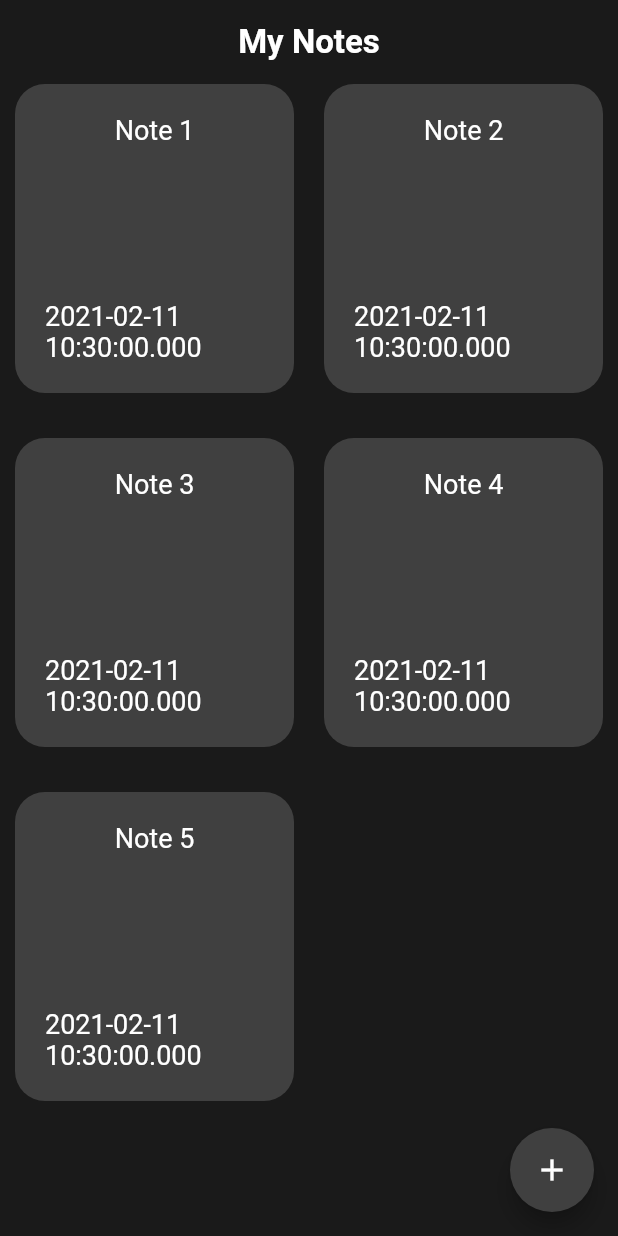
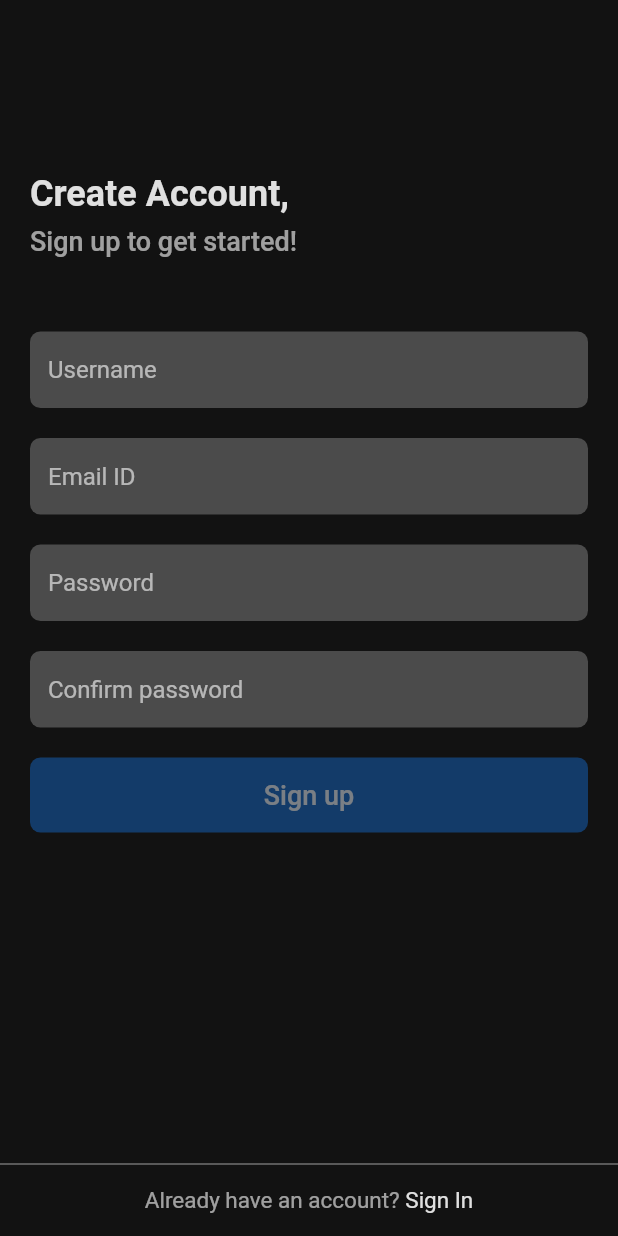
Before and after one commit to JashanPuri/AlanNotes, a Flutter app: the screen it shows after launch, on a phone screen of 412 x 824 dp. Run offline on Flutter 3.47's test engine with Material 2 defaults, Android fonts, the phone set to English and light mode, and no system bars.

Commit message:
sign up page

```diff
--- /dev/null
+++ b/lib/auth/sign_up_screen.dart
@@ -0,0 +1,127 @@
+import 'package:alan_notes_app/widgets/alternate_auth_selector_button.dart';
+import 'package:flutter/material.dart';
+
+import '../constants.dart';
+import '../widgets/custom_text_field.dart';
+import '../widgets/custom_flat_button.dart';
+
+class SignUpScreen extends StatefulWidget {
+  @override
+  _SignUpScreenState createState() => _SignUpScreenState();
+}
+
+class _SignUpScreenState extends State<SignUpScreen> {
+  String _username = '';
+  String _email = '';
+  String _password = '';
+  String _confirmPassword = '';
+
+  bool get isButtonEnabled {
+    return _username.isNotEmpty &&
+        _email.isNotEmpty &&
+        _password.isNotEmpty &&
+        _confirmPassword.isNotEmpty;
+  }
+
+  @override
+  Widget build(BuildContext context) {
+    return Scaffold(
+      backgroundColor: themeColor,
+      body: Column(
+        children: [
+          Expanded(
+            child: SingleChildScrollView(
+              padding: EdgeInsets.symmetric(horizontal: 20, vertical: 15),
+              child: Form(
+                child: Column(
+                  crossAxisAlignment: CrossAxisAlignment.start,
+                  children: [
+                    SizedBox(height: 100),
+                    Text(
+                      'Create Account,',
+                      style: TextStyle(
+                        fontSize: 24,
+                        fontWeight: FontWeight.w600,
+                        color: white1,
+                      ),
+                      maxLines: 2,
+                      overflow: TextOverflow.ellipsis,
+                    ),
+                    SizedBox(height: 7),
+                    Text(
+                      'Sign up to get started!',
+                      style: TextStyle(
+                        fontSize: 18,
+                        fontWeight: FontWeight.w500,
+                        color: medEmphasisTextColor,
+                      ),
+                      maxLines: 2,
+                      overflow: TextOverflow.ellipsis,
+                    ),
+                    SizedBox(height: 40),
+                    CustomTextField(
+                      hintText: 'Username',
+                      onChanged: (value) {
+                        setState(() {
+                          _username = value;
+                        });
+                      },
+                    ),
+                    CustomTextField(
+                      hintText: 'Email ID',
+                      onChanged: (value) {
+                        setState(() {
+                          _email = value;
+                        });
+                      },
+                    ),
+                    CustomTextField(
+                      hintText: 'Password',
+                      obscureText: true,
+                      onChanged: (value) {
+                        setState(() {
+                          _password = value;
+                        });
+                      },
+                    ),
+                    CustomTextField(
+                      hintText: 'Confirm password',
+                      obscureText: true,
+                      onChanged: (value) {
+                        setState(() {
+                          _confirmPassword = value;
+                        });
+                      },
+                    ),
+                    Opacity(
+                      opacity: isButtonEnabled ? 1 : 0.5,
+                      child: CustomFlatButton(
+                        onTap: isButtonEnabled
+                            ? () {
+                                print(_username);
+                                print(_email);
+                                print(_password);
+                                print(_confirmPassword);
+                              }
+                            : null,
+                      ),
+                    )
+                  ],
+                ),
+              ),
+            ),
+          ),
+          Divider(
+            color: medEmphasisTextColor,
+            height: 0,
+          ),
+          AlternateAuthSelectorButton(
+            onTap: () {},
+            text1: "Already have an account? ",
+            text2: "Sign In",
+          )
+        ],
+      ),
+    );
+  }
+}
--- a/lib/constants.dart
+++ b/lib/constants.dart
@@ -1,8 +1,11 @@
 import 'package:flutter/material.dart';
 
-const themeColor = Color.fromRGBO(26, 26, 26, 1);
+// const themeColor = Color.fromRGBO(26, 26, 26, 1);
+const themeColor = Color.fromRGBO(18, 18, 18, 1);
 const accentColor = Color.fromRGBO(64, 64, 64, 1);
-const white1 = Color.fromRGBO(255, 255, 255, 1);
+const white1 = Color.fromRGBO(255, 255, 255, 0.87);
+const medEmphasisTextColor = Colors.white60;
+
 
 Widget textWidget(
     {text, fontsize = 18.0, fontweight = FontWeight.normal, color}) {
--- a/lib/main.dart
+++ b/lib/main.dart
@@ -1,5 +1,6 @@
 import 'package:flutter/material.dart';
-import './dashboard.dart';
+import 'screens/dashboard.dart';
+import './auth/sign_up_screen.dart';
 
 void main() {
   runApp(MyApp());
@@ -15,7 +16,8 @@ class MyApp extends StatelessWidget {
         //primarySwatch: Colors.black,
         visualDensity: VisualDensity.adaptivePlatformDensity,
       ),
-      home: DashBoard(),
+      // home: DashBoard(),
+      home: SignUpScreen(),
     );
   }
 }
--- a/lib/dashboard.dart
+++ b/lib/screens/dashboard.dart
@@ -1,7 +1,7 @@
 import 'package:flutter/material.dart';
-import './constants.dart';
-import './models.dart';
-import './grid_item.dart';
+import '../constants.dart';
+import '../models/models.dart';
+import '../widgets/grid_item.dart';
 
 class DashBoard extends StatelessWidget {
   final dummyData = [
--- /dev/null
+++ b/lib/widgets/alternate_auth_selector_button.dart
@@ -0,0 +1,44 @@
+import 'package:flutter/material.dart';
+
+import '../constants.dart';
+
+class AlternateAuthSelectorButton extends StatelessWidget {
+
+  final String text1, text2;
+  final Function onTap;
+
+  AlternateAuthSelectorButton({this.onTap, this.text1, this.text2});
+
+  @override
+  Widget build(BuildContext context) {
+    return Padding(
+      padding: const EdgeInsets.symmetric(horizontal: 10),
+      child: FlatButton(
+        minWidth: double.infinity,
+        padding: EdgeInsets.symmetric(vertical: 12),
+        highlightColor: Colors.transparent,
+        onPressed: () {},
+        child: RichText(
+          text: TextSpan(
+            children: [
+              TextSpan(
+                text: text1,
+                style: TextStyle(
+                  color: medEmphasisTextColor,
+                  fontSize: 15,
+                ),
+              ),
+              TextSpan(
+                text: text2,
+                style: TextStyle(
+                  color: white1,
+                  fontSize: 15,
+                ),
+              ),
+            ],
+          ),
+        ),
+      ),
+    );
+  }
+}
--- /dev/null
+++ b/lib/widgets/custom_flat_button.dart
@@ -0,0 +1,33 @@
+import 'package:flutter/material.dart';
+
+import '../constants.dart';
+
+class CustomFlatButton extends StatelessWidget {
+  final String titleText;
+  final Function onTap;
+
+  CustomFlatButton({this.onTap, this.titleText});
+
+  @override
+  Widget build(BuildContext context) {
+    return Padding(
+      padding: const EdgeInsets.symmetric(vertical: 10),
+      child: FlatButton(
+        minWidth: double.infinity,
+        height: 50,
+        shape: RoundedRectangleBorder(borderRadius: BorderRadius.circular(7)),
+        color: Colors.blue[800],
+        disabledColor: Colors.blue[800],
+        onPressed: onTap,
+        child: Text(
+          'Sign up',
+          style: TextStyle(
+            color: white1,
+            fontSize: 18,
+            fontWeight: FontWeight.w500,
+          ),
+        ),
+      ),
+    );
+  }
+}
--- /dev/null
+++ b/lib/widgets/custom_text_field.dart
@@ -0,0 +1,38 @@
+import 'package:flutter/material.dart';
+
+import '../constants.dart';
+
+class CustomTextField extends StatelessWidget {
+  final String hintText;
+  final bool obscureText;
+  final Function(String value) onChanged;
+
+  CustomTextField({
+    this.hintText,
+    this.obscureText = false,
+    this.onChanged,
+  });
+
+  @override
+  Widget build(BuildContext context) {
+    return Padding(
+      padding: const EdgeInsets.symmetric(vertical: 10),
+      child: TextFormField(
+        obscureText: obscureText,
+        style: TextStyle(color: white1),
+        cursorColor: white1,
+        decoration: InputDecoration(
+          fillColor: Colors.white24,
+          border: OutlineInputBorder(
+              borderSide: BorderSide.none,
+              borderRadius: BorderRadius.circular(7)),
+          hintText: hintText,
+          hintStyle: TextStyle(color: medEmphasisTextColor),
+          filled: true,
+          isDense: true,
+        ),
+        onChanged: onChanged,
+      ),
+    );
+  }
+}
--- a/lib/grid_item.dart
+++ b/lib/widgets/grid_item.dart
@@ -1,5 +1,5 @@
 import 'package:flutter/material.dart';
-import './constants.dart';
+import '../constants.dart';
 
 class GridItem extends StatelessWidget {
   final title;
```
Also changed, not shown: lib/models/models.dart (renamed from lib/models.dart).
